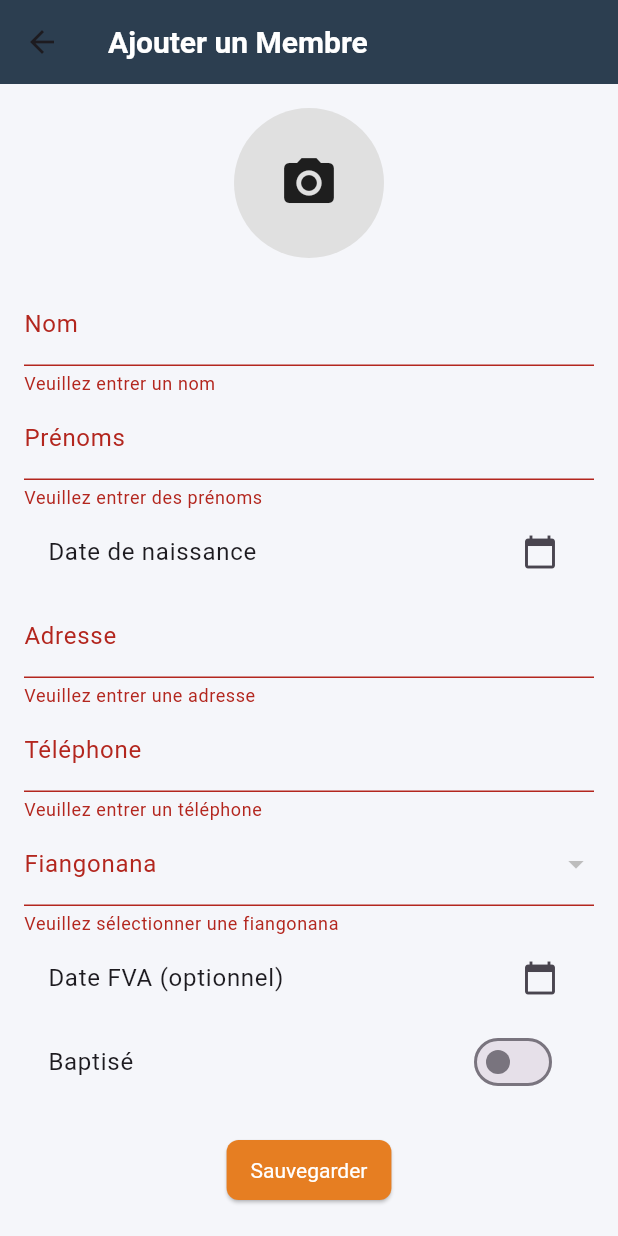
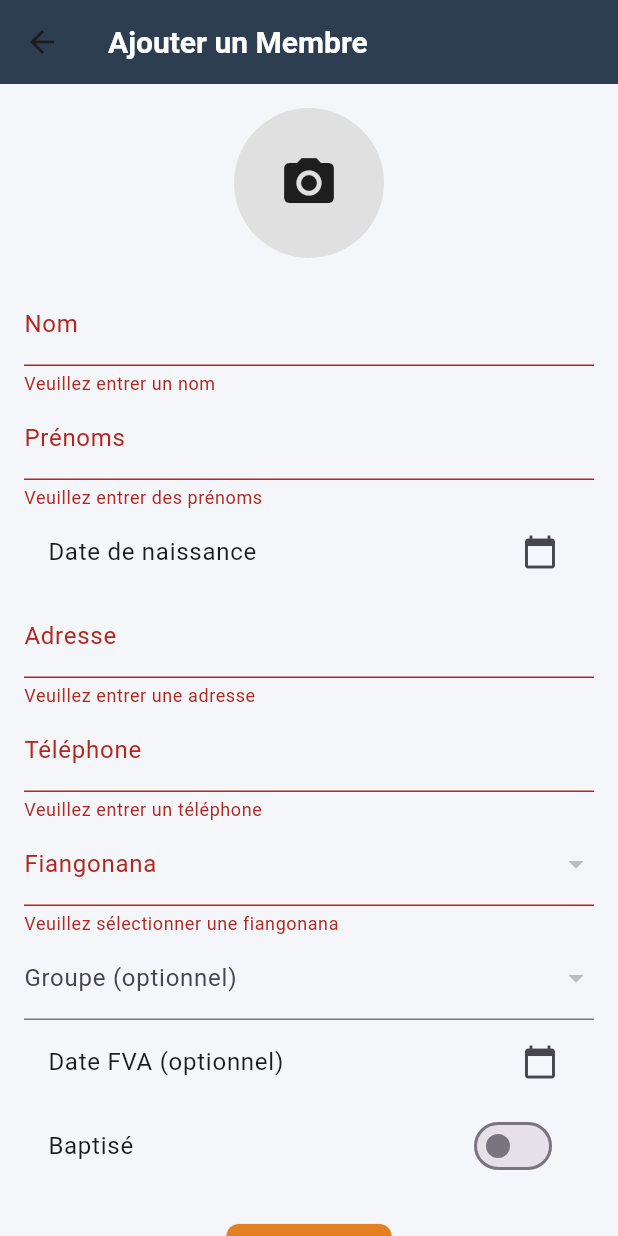
Before and after one commit to tounaf/sampana-lehilahy, a Flutter app: the MembreFormScreen screen opened directly, after a tap on "Sauvegarder", on a phone screen of 412 x 824 dp. Run offline on Flutter 3.47's test engine with Material 3 defaults, Android fonts, the phone set to English and light mode, and no system bars; our stand-ins replace dropdown_search, image_picker, sqflite, sqflite_common_ffi; accounts and stored records are empty; Roboto replaces fonts that are missing (Poppins).

Commit message:
gestion groupe

```diff
--- a/lib/lib/models/groupe.dart
+++ b/lib/lib/models/groupe.dart
@@ -2,7 +2,7 @@
 class Groupe {
   int? id;
   String nomGroupe;
-  int chefGroupeId; // Référence à un membre
+  int chefGroupeId;
 
   Groupe({
     this.id,
@@ -17,4 +17,12 @@ class Groupe {
       'chefGroupeId': chefGroupeId,
     };
   }
+
+  factory Groupe.fromMap(Map<String, dynamic> map) {
+    return Groupe(
+      id: map['id'],
+      nomGroupe: map['nomGroupe'],
+      chefGroupeId: map['chefGroupeId'],
+    );
+  }
 }
--- a/lib/lib/models/membre.dart
+++ b/lib/lib/models/membre.dart
@@ -3,9 +3,9 @@ class Membre {
   int? id;
   String nom;
   String prenoms;
-  String? photoPath; // Chemin vers l'image stockée localement
+  String? photoPath;
   DateTime dateNaissance;
-  int age;
+  int age; // Ajouté comme requis
   String adresse;
   String telephone;
   DateTime? dateFva;
--- /dev/null
+++ b/lib/lib/repositories/groupe_repository.dart
@@ -0,0 +1,21 @@
+// lib/repositories/groupe_repository.dart
+import '../models/groupe.dart';
+import '../services/database_service.dart';
+
+class GroupeRepository {
+  final DatabaseService _databaseService;
+
+  GroupeRepository(this._databaseService);
+
+  Future<List<Groupe>> getAllGroupes() async {
+    return await _databaseService.getGroupes();
+  }
+
+  Future<void> insertGroupe(Groupe groupe) async {
+    await _databaseService.insertGroupe(groupe);
+  }
+
+  Future<void> updateGroupe(Groupe groupe) async {
+    await _databaseService.updateGroupe(groupe);
+  }
+}
--- a/lib/lib/screens/membre_detail_screen.dart
+++ b/lib/lib/screens/membre_detail_screen.dart
@@ -3,7 +3,9 @@ import 'dart:io';
 import 'package:flutter/material.dart';
 import '../models/membre.dart';
 import '../models/fiangonana.dart';
+import '../models/groupe.dart';
 import '../repositories/fiangonana_repository.dart';
+import '../repositories/groupe_repository.dart';
 import '../services/database_service.dart';
 import 'membre_form_screen.dart';
 
@@ -18,11 +20,13 @@ class MembreDetailScreen extends StatefulWidget {
 
 class _MembreDetailScreenState extends State<MembreDetailScreen> {
   late FiangonanaRepository _fiangonanaRepository;
+  late GroupeRepository _groupeRepository;
 
   @override
   void initState() {
     super.initState();
     _fiangonanaRepository = FiangonanaRepository(DatabaseService());
+    _groupeRepository = GroupeRepository(DatabaseService());
   }
 
   Future<String> _getFiangonanaName(int fiangonanaId) async {
@@ -31,6 +35,15 @@ class _MembreDetailScreenState extends State<MembreDetailScreen> {
         orElse: () =>
             Fiangonana(id: null, nomFiangonana: 'Non défini', adresse: ''));
     return fiangonana.nomFiangonana;
+  }
+
+  Future<String> _getGroupeName(int? groupeId) async {
+    if (groupeId == null) return 'Non assigné';
+    final groupes = await _groupeRepository.getAllGroupes();
+    final groupe = groupes.firstWhere((g) => g.id == groupeId,
+        orElse: () =>
+            Groupe(id: null, nomGroupe: 'Non assigné', chefGroupeId: 0));
+    return groupe.nomGroupe;
   }
 
   @override
@@ -139,8 +152,20 @@ class _MembreDetailScreenState extends State<MembreDetailScreen> {
                               'Fiangonana', snapshot.data ?? 'Non défini');
                         },
                       ),
-                      _buildDetailRow('Groupe ID',
-                          widget.membre.groupeId?.toString() ?? 'Non assigné'),
+                      FutureBuilder<String>(
+                        future: _getGroupeName(widget.membre.groupeId),
+                        builder: (context, snapshot) {
+                          if (snapshot.connectionState ==
+                              ConnectionState.waiting) {
+                            return _buildDetailRow('Groupe', 'Chargement...');
+                          }
+                          if (snapshot.hasError) {
+                            return _buildDetailRow('Groupe', 'Erreur');
+                          }
+                          return _buildDetailRow(
+                              'Groupe', snapshot.data ?? 'Non assigné');
+                        },
+                      ),
                     ],
                   ),
                 ),
--- a/lib/lib/screens/membre_form_screen.dart
+++ b/lib/lib/screens/membre_form_screen.dart
@@ -4,8 +4,10 @@ import 'package:flutter/material.dart';
 import 'package:image_picker/image_picker.dart';
 import '../models/membre.dart';
 import '../models/fiangonana.dart';
+import '../models/groupe.dart';
 import '../repositories/membre_repository.dart';
 import '../repositories/fiangonana_repository.dart';
+import '../repositories/groupe_repository.dart';
 import '../services/database_service.dart';
 
 class MembreFormScreen extends StatefulWidget {
@@ -21,6 +23,7 @@ class _MembreFormScreenState extends State<MembreFormScreen> {
   final _formKey = GlobalKey<FormState>();
   late MembreRepository _membreRepository;
   late FiangonanaRepository _fiangonanaRepository;
+  late GroupeRepository _groupeRepository;
 
   late TextEditingController _nomController;
   late TextEditingController _prenomsController;
@@ -34,12 +37,14 @@ class _MembreFormScreenState extends State<MembreFormScreen> {
   int? _fiangonanaId;
   int? _groupeId;
   List<Fiangonana> _fiangonanas = [];
+  List<Groupe> _groupes = [];
 
   @override
   void initState() {
     super.initState();
     _membreRepository = MembreRepository(DatabaseService());
     _fiangonanaRepository = FiangonanaRepository(DatabaseService());
+    _groupeRepository = GroupeRepository(DatabaseService());
 
     if (widget.membre != null) {
       _nomController = TextEditingController(text: widget.membre!.nom);
@@ -64,6 +69,7 @@ class _MembreFormScreenState extends State<MembreFormScreen> {
     }
 
     _loadFiangonanas();
+    _loadGroupes();
   }
 
   Future<void> _loadFiangonanas() async {
@@ -71,8 +77,16 @@ class _MembreFormScreenState extends State<MembreFormScreen> {
     setState(() {
       _fiangonanas = fiangonanas;
       if (_fiangonanaId == null && fiangonanas.isNotEmpty) {
-        _fiangonanaId = fiangonanas.first.id; // Valeur par défaut
+        _fiangonanaId = fiangonanas.first.id;
       }
+    });
+  }
+
+  Future<void> _loadGroupes() async {
+    final groupes = await _groupeRepository.getAllGroupes();
+    setState(() {
+      _groupes = groupes;
+      // Pas de valeur par défaut pour groupe (optionnel)
     });
   }
 
@@ -205,6 +219,17 @@ class _MembreFormScreenState extends State<MembreFormScreen> {
                     ? 'Veuillez sélectionner une fiangonana'
                     : null,
               ),
+              DropdownButtonFormField<int>(
+                value: _groupeId,
+                decoration: InputDecoration(labelText: 'Groupe (optionnel)'),
+                items: _groupes.map((groupe) {
+                  return DropdownMenuItem<int>(
+                    value: groupe.id,
+                    child: Text(groupe.nomGroupe),
+                  );
+                }).toList(),
+                onChanged: (value) => setState(() => _groupeId = value),
+              ),
               ListTile(
                 title: Text(_dateFva == null
                     ? 'Date FVA (optionnel)'
--- a/lib/lib/services/database_service.dart
+++ b/lib/lib/services/database_service.dart
@@ -3,6 +3,7 @@ import 'package:sqflite/sqflite.dart';
 import 'package:path/path.dart';
 import '../models/membre.dart';
 import '../models/fiangonana.dart';
+import '../models/groupe.dart';
 
 class DatabaseService {
   static Database? _database;
@@ -27,6 +28,14 @@ class DatabaseService {
           )
         ''');
         await db.execute('''
+          CREATE TABLE groupe (
+            id INTEGER PRIMARY KEY AUTOINCREMENT,
+            nomGroupe TEXT,
+            chefGroupeId INTEGER,
+            FOREIGN KEY (chefGroupeId) REFERENCES membre(id)
+          )
+        ''');
+        await db.execute('''
           CREATE TABLE membre (
             id INTEGER PRIMARY KEY AUTOINCREMENT,
             nom TEXT,
@@ -41,7 +50,8 @@ class DatabaseService {
             dateBapteme TEXT,
             fiangonanaId INTEGER,
             groupeId INTEGER,
-            FOREIGN KEY (fiangonanaId) REFERENCES fiangonana(id)
+            FOREIGN KEY (fiangonanaId) REFERENCES fiangonana(id),
+            FOREIGN KEY (groupeId) REFERENCES groupe(id)
           )
         ''');
       },
@@ -103,4 +113,22 @@ class DatabaseService {
     await db.update('fiangonana', fiangonana.toMap(),
         where: 'id = ?', whereArgs: [fiangonana.id]);
   }
+
+  // Méthodes pour Groupe
+  Future<void> insertGroupe(Groupe groupe) async {
+    final db = await database;
+    await db.insert('groupe', groupe.toMap());
+  }
+
+  Future<List<Groupe>> getGroupes() async {
+    final db = await database;
+    final List<Map<String, dynamic>> maps = await db.query('groupe');
+    return List.generate(maps.length, (i) => Groupe.fromMap(maps[i]));
+  }
+
+  Future<void> updateGroupe(Groupe groupe) async {
+    final db = await database;
+    await db.update('groupe', groupe.toMap(),
+        where: 'id = ?', whereArgs: [groupe.id]);
+  }
 }
--- a/pubspec.yaml
+++ b/pubspec.yaml
@@ -41,6 +41,7 @@ dependencies:
   path_provider: ^2.1.5
   sqflite_common_ffi: ^2.3.4+4
   image_picker: ^1.1.2
+  dropdown_search: ^5.0.6
 
 dev_dependencies:
   flutter_test:
```
Also changed, not shown: lib/lib/screens/groupe_form_screen.dart (added, +147 -0 lines), lib/lib/screens/groupe_list_screen.dart (added, +149 -0 lines), lib/main.dart (+13 -1 lines), pubspec.lock.
